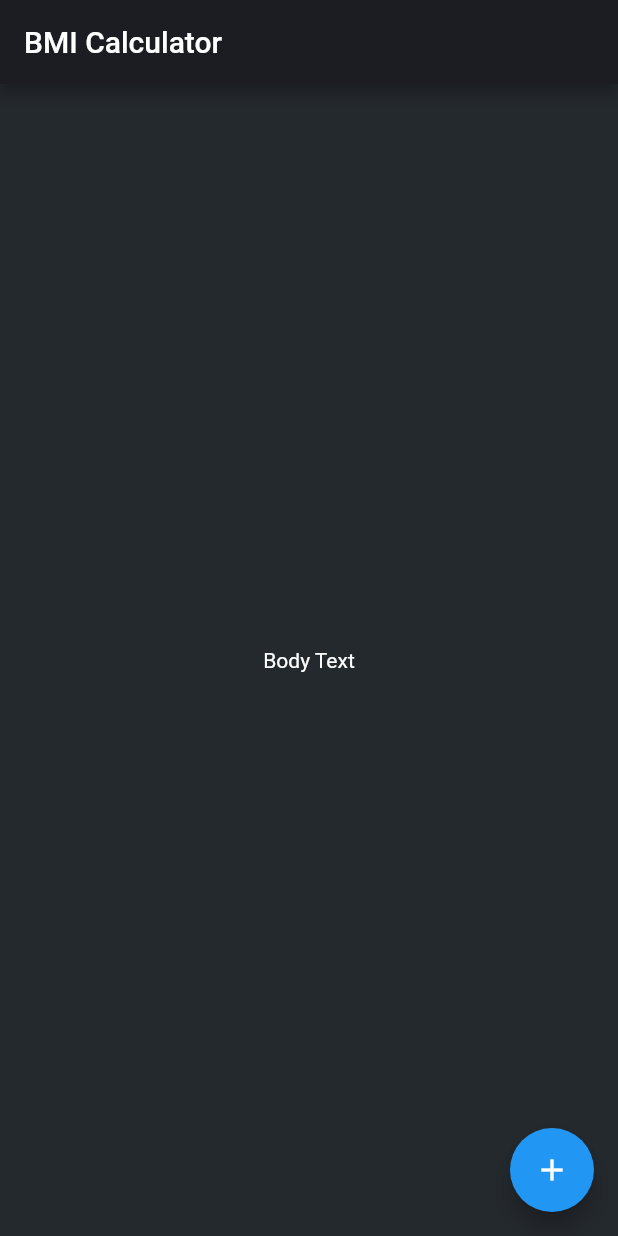
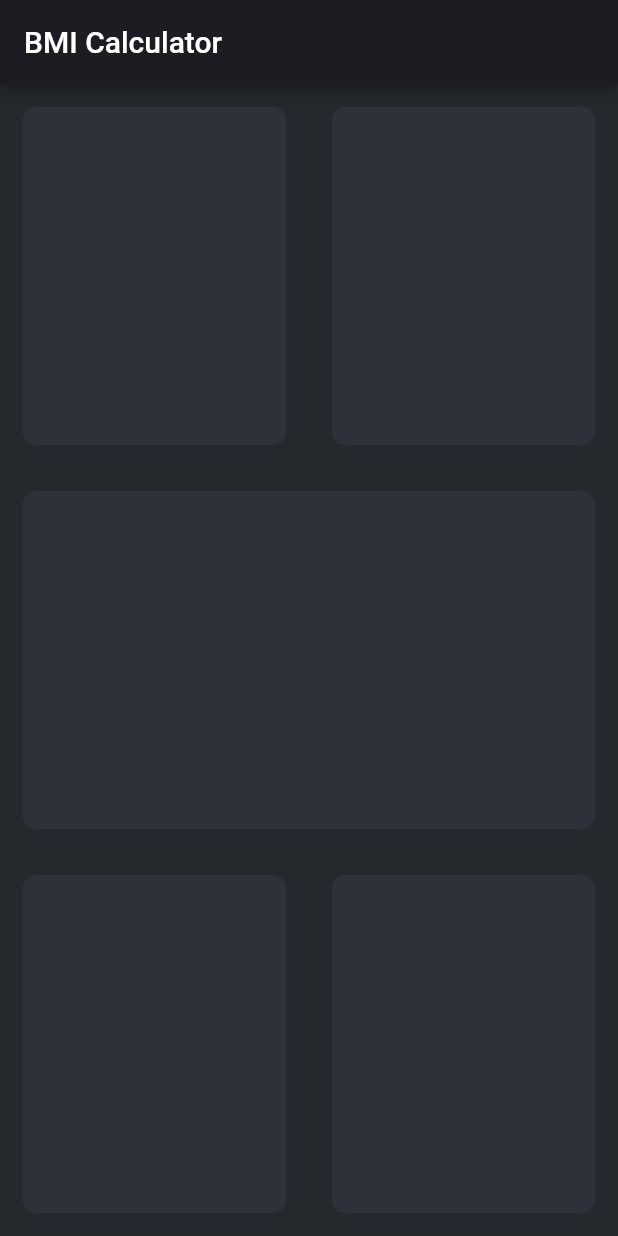
Before and after one commit to chauhannaman98/BMI-calculator, a Flutter app: the screen it shows after launch, on a phone screen of 412 x 824 dp. Run offline on Flutter 3.47's test engine with Material 2 defaults, Android fonts, the phone set to English and light mode, and no system bars.

Commit message:
Added new page

```diff
--- /dev/null
+++ b/lib/input_page.dart
@@ -0,0 +1,71 @@
+import 'package:flutter/material.dart';
+
+class InputPage extends StatefulWidget {
+  @override
+  _InputPageState createState() => _InputPageState();
+}
+
+class _InputPageState extends State<InputPage> {
+  @override
+  Widget build(BuildContext context) {
+    return Scaffold(
+      appBar: AppBar(
+        title: Text('BMI Calculator'),
+      ),
+      body: Column(
+        children: <Widget>[
+          Expanded(child: Row(
+            children: <Widget>[
+              Expanded(
+                child: ReusableCard(
+                    color: Color(0xFF2C313A)
+                ),
+              ),
+              Expanded(
+                child: ReusableCard(
+                    color: Color(0xFF2C313A)
+                ),
+              ),
+            ],
+          )),
+          Expanded(
+            child: ReusableCard(
+                color: Color(0xFF2C313A)
+            ),
+          ),
+          Expanded(child: Row(
+            children: <Widget>[
+              Expanded(
+                child: ReusableCard(
+                    color: Color(0xFF2C313A)
+                ),
+              ),
+              Expanded(
+                child: ReusableCard(
+                    color: Color(0xFF2C313A)
+                ),
+              ),
+            ],
+          )),
+        ],
+      ),
+    );
+  }
+}
+
+class ReusableCard extends StatelessWidget {
+
+  ReusableCard({@required this.color});
+  final Color color;
+
+  @override
+  Widget build(BuildContext context) {
+    return Container(
+      margin: EdgeInsets.all(15.0),
+      decoration: BoxDecoration(
+        color: this.color,
+        borderRadius: BorderRadius.circular(10.0),
+      ),
+    );
+  }
+}
--- a/lib/main.dart
+++ b/lib/main.dart
@@ -1,5 +1,5 @@
-
 import 'package:flutter/material.dart';
+import 'input_page.dart';
 
 void main() => runApp(BMICalculator());
 
@@ -20,28 +20,3 @@ class BMICalculator extends StatelessWidget {
     );
   }
 }
-
-class InputPage extends StatefulWidget {
-  @override
-  _InputPageState createState() => _InputPageState();
-}
-
-class _InputPageState extends State<InputPage> {
-  @override
-  Widget build(BuildContext context) {
-    return Scaffold(
-      appBar: AppBar(
-        title: Text('BMI Calculator'),
-      ),
-      body: Center(
-        child: Text('Body Text'),
-      ),
-      floatingActionButton: Theme(
-          data: ThemeData.light(),
-          child: FloatingActionButton(
-            child: Icon(Icons.add),
-          )
-      ),
-    );
-  }
-}
```
